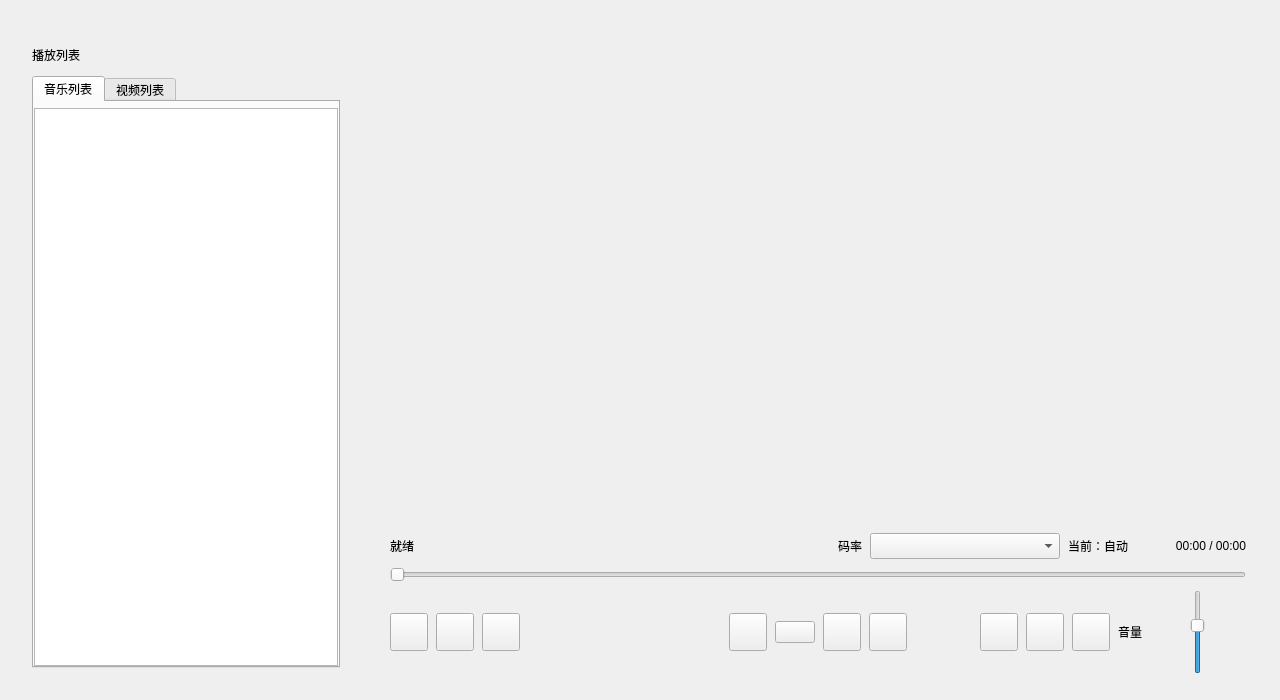
The window that src/ui/MainWindow.ui (gong1-1989/MusicVideoPlayer) describes before a commit, drawn with Qt 5.
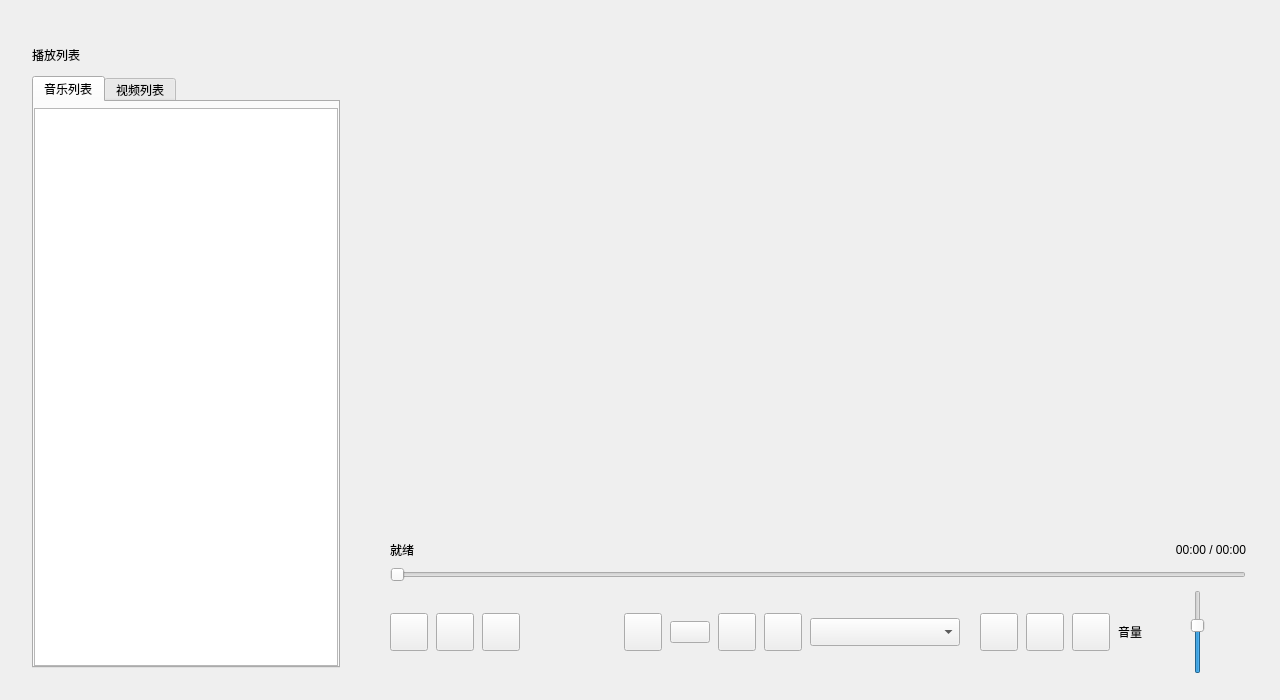
The same window after the commit. Custom widgets are drawn as their Qt base class.

Commit message: feat: 码率选择栏常驻下一曲与循环之间并显示音乐音质

The edit to the form file:
```diff
--- a/src/ui/MainWindow.ui
+++ b/src/ui/MainWindow.ui
@@ -263,60 +263,6 @@
              </property>
             </widget>
            </item>
-           <item>
-            <widget class="QWidget" name="bitrateBar" native="false">
-             <property name="visible">
-              <bool>false</bool>
-             </property>
-             <layout class="QHBoxLayout" name="layout_bitrate">
-              <property name="spacing">
-               <number>8</number>
-              </property>
-              <property name="leftMargin">
-               <number>0</number>
-              </property>
-              <property name="topMargin">
-               <number>0</number>
-              </property>
-              <property name="rightMargin">
-               <number>0</number>
-              </property>
-              <property name="bottomMargin">
-               <number>0</number>
-              </property>
-              <item>
-               <widget class="QLabel" name="label_bitrateTitle">
-                <property name="text">
-                 <string>码率</string>
-                </property>
-               </widget>
-              </item>
-              <item>
-               <widget class="QComboBox" name="combo_bitrate">
-                <property name="minimumSize">
-                 <size>
-                  <width>190</width>
-                  <height>26</height>
-                 </size>
-                </property>
-                <property name="sizeAdjustPolicy">
-                 <enum>QComboBox::AdjustToContents</enum>
-                </property>
-               </widget>
-              </item>
-              <item>
-               <widget class="QLabel" name="label_bitrateCurrent">
-                <property name="text">
-                 <string>当前：自动</string>
-                </property>
-                <property name="alignment">
-                 <set>Qt::AlignRight|Qt::AlignVCenter</set>
-                </property>
-               </widget>
-              </item>
-             </layout>
-            </widget>
-           </item>
            <item>
             <widget class="QLabel" name="label_time">
              <property name="sizePolicy">
@@ -541,6 +487,46 @@
                </property>
               </widget>
              </item>
+             <item>
+              <widget class="QWidget" name="bitrateBar" native="false">
+               <layout class="QHBoxLayout" name="layout_bitrate">
+                <property name="spacing">
+                 <number>0</number>
+                </property>
+                <property name="leftMargin">
+                 <number>0</number>
+                </property>
+                <property name="topMargin">
+                 <number>0</number>
+                </property>
+                <property name="rightMargin">
+                 <number>0</number>
+                </property>
+                <property name="bottomMargin">
+                 <number>0</number>
+                </property>
+                <item>
+                 <widget class="QComboBox" name="combo_bitrate">
+                  <property name="minimumSize">
+                   <size>
+                    <width>150</width>
+                    <height>28</height>
+                   </size>
+                  </property>
+                  <property name="maximumSize">
+                   <size>
+                    <width>230</width>
+                    <height>28</height>
+                   </size>
+                  </property>
+                  <property name="sizeAdjustPolicy">
+                   <enum>QComboBox::AdjustToContents</enum>
+                  </property>
+                 </widget>
+                </item>
+               </layout>
+              </widget>
+             </item>
             </layout>
            </item>
            <item row="0" column="2">
```
The commit also changes 3 other files.
